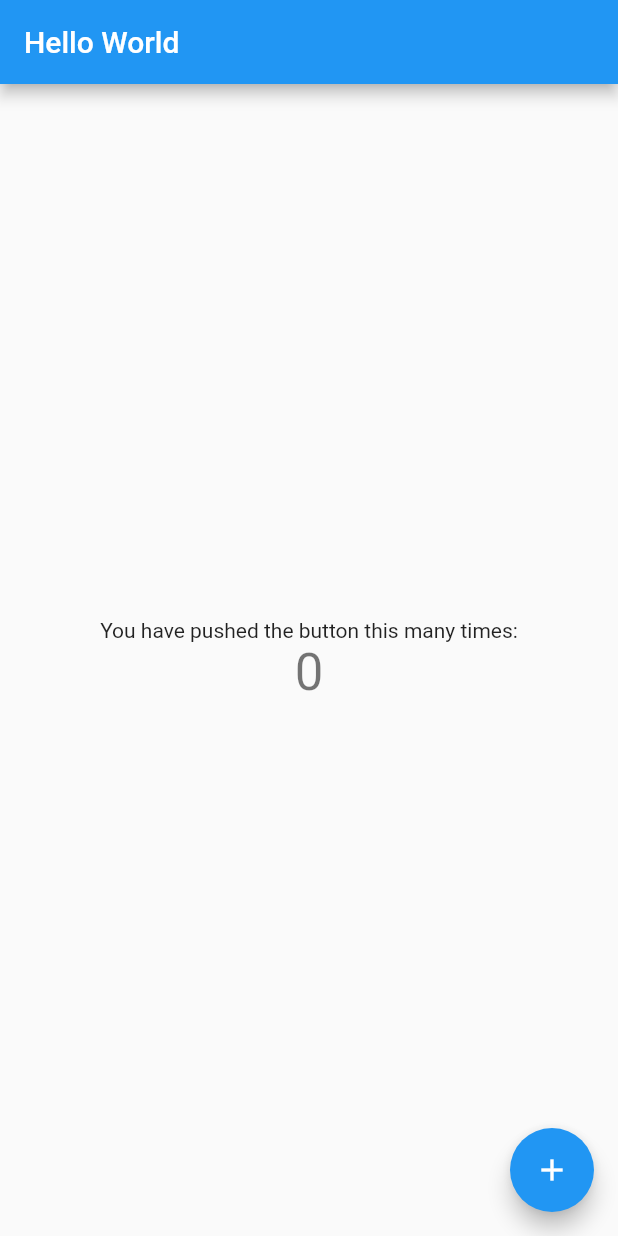
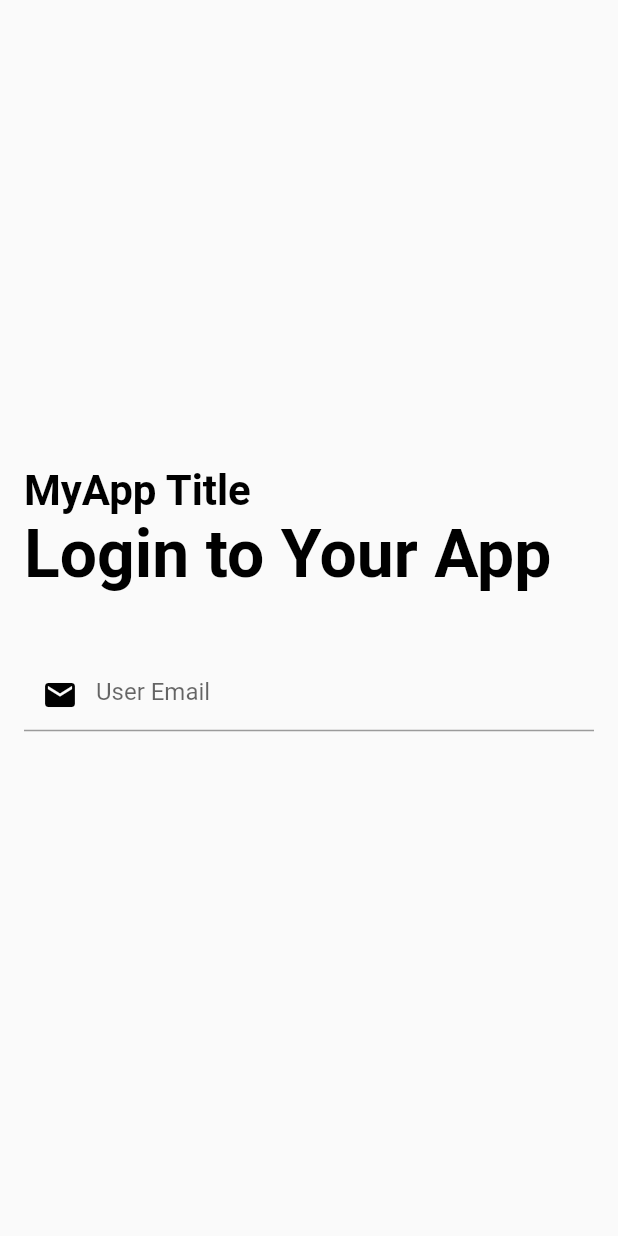
Before and after one commit to jsifuen711/Flutterbanana, a Flutter app: the screen it shows after launch, on a phone screen of 412 x 824 dp. Run offline on Flutter 3.47's test engine with Material 2 defaults, Android fonts, the phone set to English and light mode, and no system bars.

Commit message:
New Update
This updates the text field for User Email

```diff
--- a/app_1/lib/main.dart
+++ b/app_1/lib/main.dart
@@ -1,3 +1,5 @@
+import 'dart:ui';
+
 import 'package:flutter/material.dart';
 
 void main() {
@@ -7,109 +9,86 @@ void main() {
 class MyApp extends StatelessWidget {
   const MyApp({Key? key}) : super(key: key);
 
-  // This widget is the root of your application.
   @override
   Widget build(BuildContext context) {
     return MaterialApp(
-      title: 'Hello World',
-      theme: ThemeData(
-        // This is the theme of your application.
-        //
-        // Try running your application with "flutter run". You'll see the
-        // application has a blue toolbar. Then, without quitting the app, try
-        // changing the primarySwatch below to Colors.green and then invoke
-        // "hot reload" (press "r" in the console where you ran "flutter run",
-        // or simply save your changes to "hot reload" in a Flutter IDE).
-        // Notice that the counter didn't reset back to zero; the application
-        // is not restarted.
-        primarySwatch: Colors.blue,
-      ),
-      home: const MyHomePage(title: 'Hello World'),
+      home: HomePage(),
     );
   }
 }
 
-class MyHomePage extends StatefulWidget {
-  const MyHomePage({Key? key, required this.title}) : super(key: key);
+/*
+  TODO list:
+  Step 1: this will be the main layout of the app (only the UI)
 
-  // This widget is the home page of your application. It is stateful, meaning
-  // that it has a State object (defined below) that contains fields that affect
-  // how it looks.
+ */
 
-  // This class is the configuration for the state. It holds the values (in this
-  // case the title) provided by the parent (in this case the App widget) and
-  // used by the build method of the State. Fields in a Widget subclass are
-  // always marked "final".
-
-  final String title;
+class HomePage extends StatefulWidget {
+  const HomePage({Key? key}) : super(key: key);
 
   @override
-  State<MyHomePage> createState() => _MyHomePageState();
+  State<HomePage> createState() => _HomePageState();
 }
 
-class _MyHomePageState extends State<MyHomePage> {
-  int _counter = 0;
-
-  void _incrementCounter() {
-    setState(() {
-      // This call to setState tells the Flutter framework that something has
-      // changed in this State, which causes it to rerun the build method below
-      // so that the display can reflect the updated values. If we changed
-      // _counter without calling setState(), then the build method would not be
-      // called again, and so nothing would appear to happen.
-      _counter++;
-    });
+class _HomePageState extends State<HomePage> {
+  @override
+  Widget build(BuildContext context) {
+    return Scaffold(
+      body: LoginScreen(),
+    );
+  }
 }
 
+class LoginScreen extends StatefulWidget {
+  const LoginScreen({Key? key}) : super(key: key);
+
+  @override
+  State<LoginScreen> createState() => _LoginScreenState();
+}
+
+class _LoginScreenState extends State<LoginScreen> {
   @override
   Widget build(BuildContext context) {
-    // This method is rerun every time setState is called, for instance as done
-    // by the _incrementCounter method above.
-    //
-    // The Flutter framework has been optimized to make rerunning build methods
-    // fast, so that you can just rebuild anything that needs updating rather
-    // than having to individually change instances of widgets.
-    return Scaffold(
-      appBar: AppBar(
-        // Here we take the value from the MyHomePage object that was created by
-        // the App.build method, and use it to set our appbar title.
-        title: Text(widget.title),
+    return Padding(
+      padding: const EdgeInsets.all(16.0),
+      child: Column(
+        mainAxisAlignment: MainAxisAlignment.center,
+        crossAxisAlignment: CrossAxisAlignment.start,
+        children: const [
+          Text(
+            "MyApp Title",
+            style: TextStyle(
+              color: Colors.black,
+              fontSize: 28.0,
+              fontWeight: FontWeight.bold,
             ),
-      body: Center(
-        // Center is a layout widget. It takes a single child and positions it
-        // in the middle of the parent.
-        child: Column(
-          // Column is also a layout widget. It takes a list of children and
-          // arranges them vertically. By default, it sizes itself to fit its
-          // children horizontally, and tries to be as tall as its parent.
-          //
-          // Invoke "debug painting" (press "p" in the console, choose the
-          // "Toggle Debug Paint" action from the Flutter Inspector in Android
-          // Studio, or the "Toggle Debug Paint" command in Visual Studio Code)
-          // to see the wireframe for each widget.
-          //
-          // Column has various properties to control how it sizes itself and
-          // how it positions its children. Here we use mainAxisAlignment to
-          // center the children vertically; the main axis here is the vertical
-          // axis because Columns are vertical (the cross axis would be
-          // horizontal).
-          mainAxisAlignment: MainAxisAlignment.center,
-          children: <Widget>[
-            const Text(
-              'You have pushed the button this many times:',
           ),
           Text(
-              '$_counter',
-              style: Theme.of(context).textTheme.headline4,
+            "Login to Your App",
+            style: TextStyle(
+              color: Colors.black,
+              fontSize: 44.0,
+              fontWeight: FontWeight.bold,
+            ),
+          ),
+          SizedBox(
+            height: 44.0,
+          ),
+          TextField(
+            keyboardType: TextInputType.emailAddress,
+            decoration: InputDecoration(
+              hintText: "User Email",
+              prefixIcon: Icon(
+                Icons.mail,
+                color: Colors.black,
+              ),
+            ),
+          ),
+          SizedBox(
+            height: 26.0,
           ),
         ],
       ),
-      ),
-      floatingActionButton: FloatingActionButton(
-        onPressed: _incrementCounter,
-        tooltip: 'Increment',
-        child: const Icon(Icons.add),
-      ), // This trailing comma makes auto-formatting nicer for build methods.
     );
   }
 }
```
Lines whose indentation alone changed are shown as unchanged.
